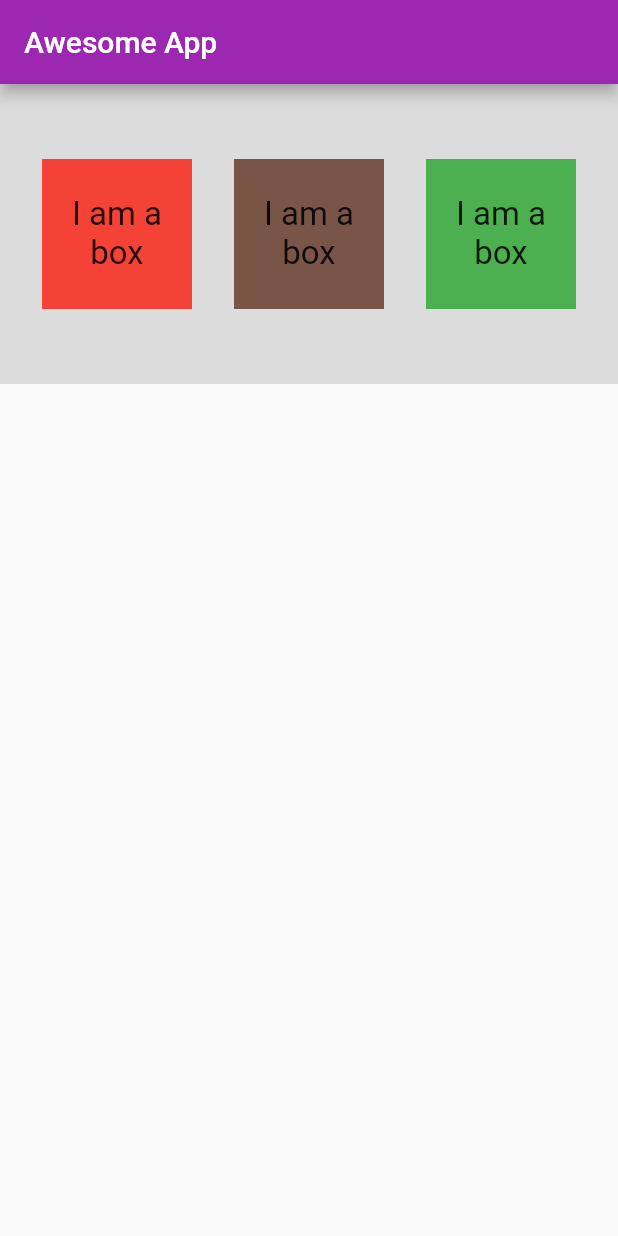
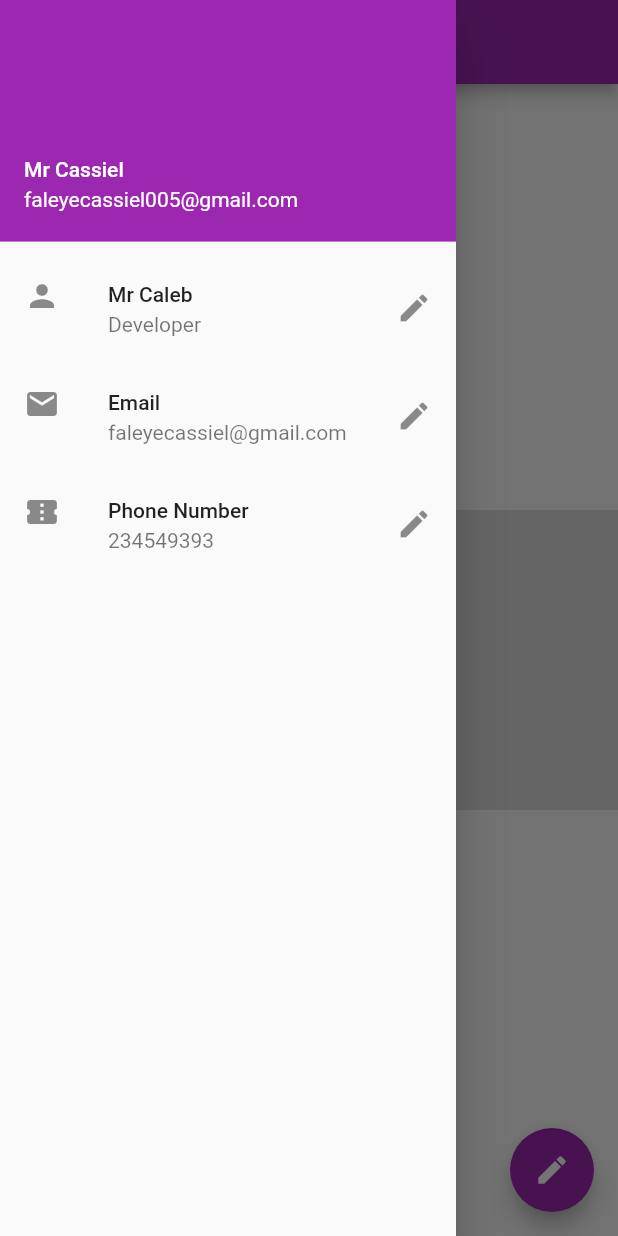
Before and after one commit to Calebfalz/Flutter-Second-Tutorial, a Flutter app: the screen it shows after launch, with the side drawer open (before the commit the screen has no drawer), on a phone screen of 412 x 824 dp. Run offline on Flutter 3.47's test engine with Material 2 defaults, Android fonts, the phone set to English and light mode, and no system bars.

Commit message:
drawer, Drawer, ListView, UserAccountsDrawerHeader, Listtile

```diff
--- a/second_tutorial/lib/main.dart
+++ b/second_tutorial/lib/main.dart
@@ -19,53 +19,44 @@ class HomePage extends StatelessWidget {
       appBar: AppBar(
         title: Text("Awesome App"),
       ),
-      body: Container(
-        color: Colors.black12,
-        height: 200,
-        child: Row(
-          mainAxisAlignment: MainAxisAlignment.spaceEvenly,
+      drawer: Drawer(
+        child: ListView(
+          padding: EdgeInsets.all(0),
           children: [
-            Container(
-              width: 100,
-              height: 100,
-              color: Colors.red,
-              child: Text(
-                "I am a box",
-                textAlign: TextAlign.center,
-                style: TextStyle(
-                  fontSize: 22,
-                ),
-              ),
-              alignment: Alignment.center,
+            UserAccountsDrawerHeader(
+              accountName: Text("Mr Cassiel"),
+              accountEmail: Text("faleyecassiel005@gmail.com"),
             ),
-            Container(
-              width: 100,
-              height: 100,
-              color: Colors.brown,
-              child: Text(
-                "I am a box",
-                textAlign: TextAlign.center,
-                style: TextStyle(
-                  fontSize: 22,
-                ),
-              ),
-              alignment: Alignment.center,
+            ListTile(
+              leading: Icon(Icons.person),
+              title: Text('Mr Caleb'),
+              subtitle: Text("Developer"),
+              trailing: Icon(Icons.edit),
             ),
-            Container(
-              width: 100,
-              height: 100,
-              color: Colors.green,
-              child: Text(
-                "I am a box",
-                textAlign: TextAlign.center,
-                style: TextStyle(
-                  fontSize: 22,
-                ),
-              ),
-              alignment: Alignment.center,
-            )
+            ListTile(
+              leading: Icon(Icons.email),
+              title: Text('Email'),
+              subtitle: Text("faleyecassiel@gmail.com"),
+              trailing: Icon(Icons.edit),
+            ),
+            ListTile(
+              leading: Icon(Icons.confirmation_number),
+              title: Text('Phone Number'),
+              subtitle: Text("234549393"),
+              trailing: Icon(Icons.edit),
+            ),
           ],
         ),
+      ),
+      body: Center(
+        child: Container(
+          color: Colors.black12,
+          height: 200,
+        ),
+      ),
+      floatingActionButton: FloatingActionButton(
+        onPressed: () {},
+        child: Icon(Icons.edit),
       ),
     );
   }
```
